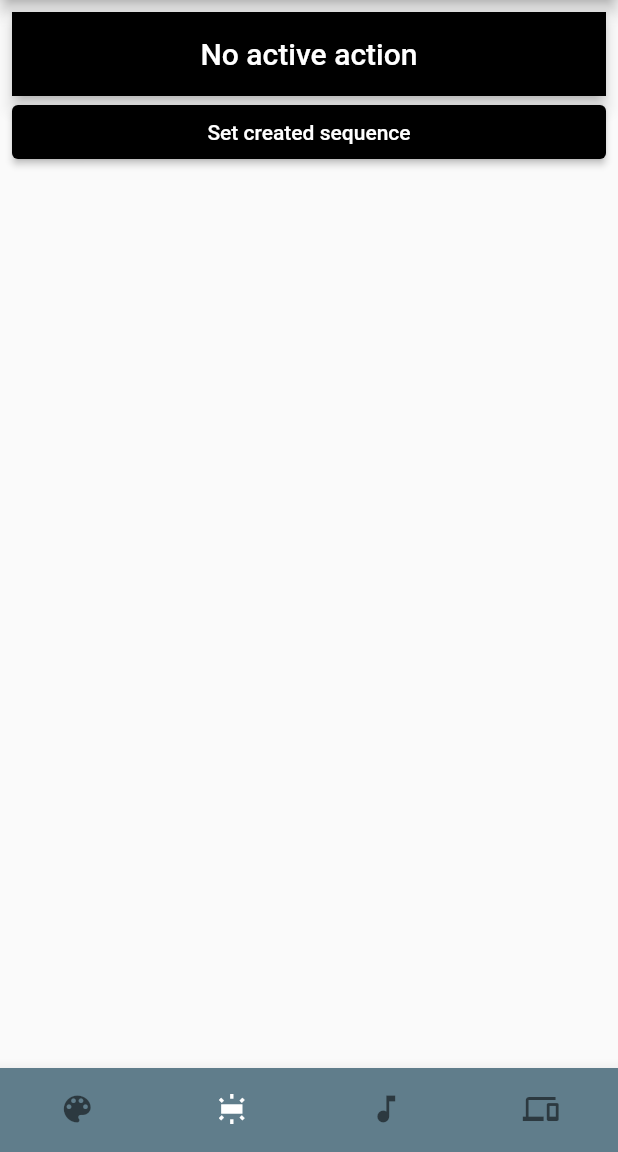
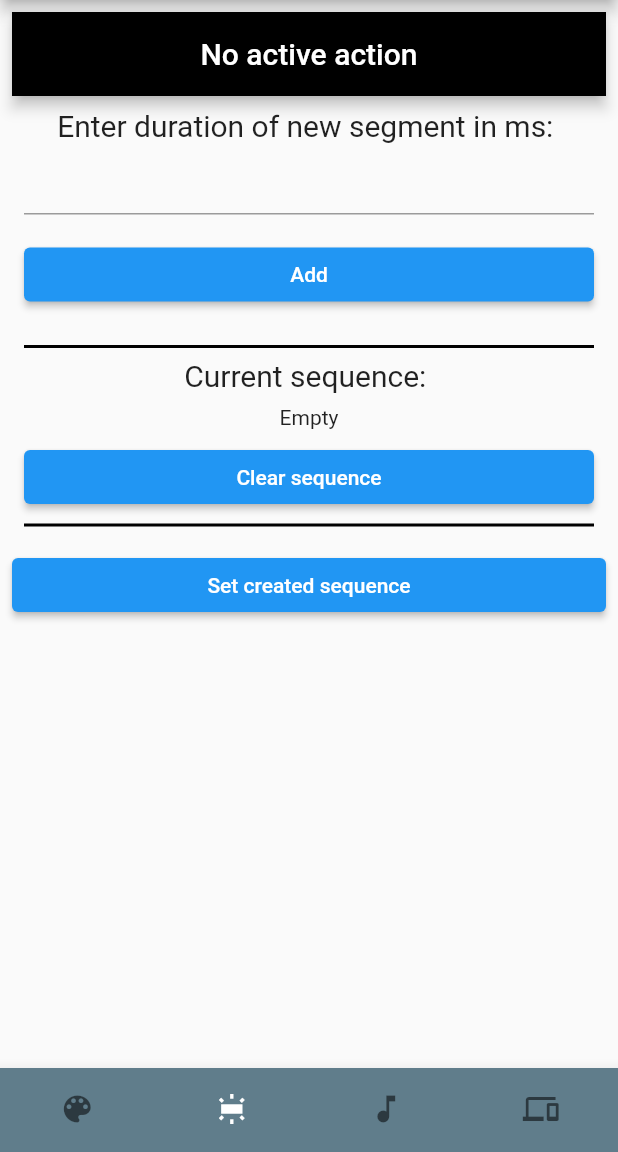
Before and after one commit to H3w9VH3F4L4Tq5MbsfRi/rgb_controller, a Flutter app: the screen it shows after launch, item 2 of the bottom bar chosen, on a phone screen of 412 x 824 dp, the part 84-1236 px from its top. Run offline on Flutter 3.47's test engine with Material 2 defaults, Android fonts, the phone set to English and light mode, and no system bars; drawn by our look-alikes of loader_overlay; missing offline and left inert: flutter_hsvcolor_picker.

Commit message:
Sequence page amlost implemented (ListView to autorefresh)

```diff
--- a/lib/globals.dart
+++ b/lib/globals.dart
@@ -5,3 +5,5 @@ import 'package:flutter/material.dart';
 String currentState = 'No active action';
 int currIndex = 0;
 Color currColor = Colors.black;
+List<int> times = List.generate(0, (index) => index, growable: true);
+int sequences = 0;
--- a/lib/sequence.dart
+++ b/lib/sequence.dart
@@ -1,7 +1,10 @@
 import 'package:flutter/material.dart';
 import 'package:loader_overlay/loader_overlay.dart';
+import 'package:rgb_controller/devices.dart';
 import 'package:rgb_controller/globals.dart';
 import 'package:rgb_controller/solid_color.dart';
+
+import 'music.dart';
 
 class SequencePage extends StatefulWidget {
   const SequencePage({super.key});
@@ -36,6 +39,63 @@ class _SequencePageState extends State<SequencePage> {
                     backgroundColor: currColor,
                     automaticallyImplyLeading: false,
                   ),
+                  Padding(
+                    padding: const EdgeInsets.all(8.0),
+                    child: SizedBox(
+                      width: double.infinity,
+                      child: Column(
+                        children: [
+                          const Text(
+                            'Enter duration of new segment in ms: ',
+                            style: TextStyle(
+                              fontSize: 20,
+                            ),
+                          ),
+                          const MyCustomForm(),
+                          const Divider(
+                            color: Colors.black,
+                            thickness: 2,
+                          ),
+                          const Text(
+                            'Current sequence: ',
+                            style: TextStyle(
+                              fontSize: 20,
+                            ),
+                          ),
+                          Padding(
+                            padding: const EdgeInsets.all(8.0),
+                            child: times.length > 0
+                                ? ListView.builder(
+                                    scrollDirection: Axis.vertical,
+                                    shrinkWrap: true,
+                                    itemCount: times.length,
+                                    itemBuilder: (context, index) {
+                                      return SeqListElem(
+                                        child: times[index],
+                                        indx: index,
+                                      );
+                                    },
+                                  )
+                                : const Text('Empty'),
+                          ),
+                          SizedBox(
+                            width: double.infinity,
+                            child: ElevatedButton(
+                              onPressed: () {
+                                times = List.generate(0, (index) => index,
+                                    growable: true);
+                              },
+                              child: const Text('Clear sequence'),
+                            ),
+                          ),
+                          const Divider(
+                            color: Colors.black,
+                            thickness: 2,
+                          ),
+                        ],
+                      ),
+                    ),
+                  ),
                   SizedBox(
                     width: double.infinity,
                     child: ElevatedButton(
@@ -50,9 +110,6 @@ class _SequencePageState extends State<SequencePage> {
                           setButtonText = 'Success!';
                         });
                       },
-                      style: ElevatedButton.styleFrom(
-                        backgroundColor: Colors.black,
-                      ),
                       child: Text(setButtonText),
                     ),
                   ),
@@ -100,12 +157,20 @@ class _SequencePageState extends State<SequencePage> {
                     break;
                   case 2:
                     {
-                      print('dupa2');
+                      Navigator.of(context).push(
+                        MaterialPageRoute(
+                          builder: (context) => const MusicPage(),
+                        ),
+                      );
                     }
                     break;
                   case 3:
                     {
-                      print('dupa3');
+                      Navigator.of(context).push(
+                        MaterialPageRoute(
+                          builder: (context) => const DevicesPage(),
+                        ),
+                      );
                     }
                     break;
                   default:
@@ -119,3 +184,86 @@ class _SequencePageState extends State<SequencePage> {
     );
   }
 }
+
+class MyCustomForm extends StatefulWidget {
+  const MyCustomForm({super.key});
+
+  @override
+  MyCustomFormState createState() {
+    return MyCustomFormState();
+  }
+}
+
+class MyCustomFormState extends State<MyCustomForm> {
+  final _formKey = GlobalKey<FormState>();
+  int time = -1;
+
+  @override
+  Widget build(BuildContext context) {
+    return Form(
+      key: _formKey,
+      child: Column(
+        crossAxisAlignment: CrossAxisAlignment.start,
+        children: [
+          TextFormField(
+            validator: (value) {
+              if (value == null ||
+                  value.isEmpty ||
+                  int.tryParse(value) == null ||
+                  int.parse(value) <= 0) {
+                return 'Invalid input';
+              } else {
+                time = int.parse(value);
+              }
+              return null;
+            },
+          ),
+          Padding(
+            padding: const EdgeInsets.symmetric(vertical: 16.0),
+            child: ElevatedButton(
+              onPressed: () {
+                if (_formKey.currentState!.validate()) {
+                  FocusManager.instance.primaryFocus?.unfocus();
+                  setState(() {
+                    times.add(time);
+                  });
+                }
+              },
+              child: const Center(
+                child: Text('Add'),
+              ),
+            ),
+          ),
+        ],
+      ),
+    );
+  }
+}
+
+class SeqListElem extends StatelessWidget {
+  final int child;
+  final int indx;
+
+  // ignore: use_key_in_widget_constructors
+  const SeqListElem({required this.child, required this.indx});
+
+  @override
+  Widget build(BuildContext context) {
+    return Container(
+      height: 50,
+      decoration: BoxDecoration(
+        color: indx % 2 == 0 ? Colors.white : Colors.black,
+        border: Border.all(
+          color: Colors.black,
+          width: 2,
+        ),
+      ),
+      child: Center(
+        child: Text(
+          '$child ms',
+          style: TextStyle(color: indx % 2 == 0 ? Colors.black : Colors.white),
+        ),
+      ),
+    );
+  }
+}
```
Also changed, not shown: lib/devices.dart (added, +152 -0 lines), lib/music.dart (added, +152 -0 lines), lib/solid_color.dart (+13 -2 lines).
